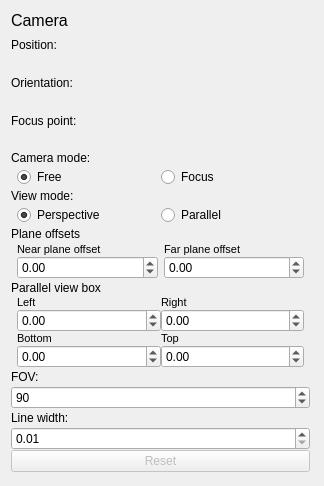
Old version of the form src/widgets/UI/CameraConfigView.ui in the repository DisonGo/s21_3DViewer.
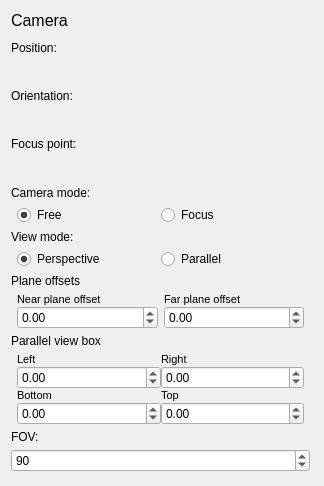
New version of the form. Custom widgets are drawn as their Qt base class.

Commit message: 3D_Viewer_2_0_. WIP. Changed standart color of points. Increased size of focus point. Removed it from tree view. Removed geometry shader usage. Fixed Dashed/Circle/Square display type bugs. Cleaned shaders. Disabled antializing. Removed linewidth field in camera config view.

```diff
--- a/src/widgets/UI/CameraConfigView.ui
+++ b/src/widgets/UI/CameraConfigView.ui
@@ -22,7 +22,7 @@
        <verstretch>0</verstretch>
       </sizepolicy>
      </property>
-     <layout class="QVBoxLayout" name="verticalLayout_2" stretch="0,0,0,0,0,0,0,0,0,0,0,0,0,0,0,0,0,0,0">
+     <layout class="QVBoxLayout" name="verticalLayout_2" stretch="0,0,0,0,0,0,0,0,0,0,0,0,0,0,0,0">
       <property name="spacing">
        <number>0</number>
       </property>
@@ -370,39 +370,6 @@
         </property>
        </widget>
       </item>
-      <item>
-       <widget class="QLabel" name="label_2">
-        <property name="text">
-         <string>Line width:</string>
-        </property>
-       </widget>
-      </item>
-      <item>
-       <widget class="QDoubleSpinBox" name="LineWidthV">
-        <property name="minimum">
-         <double>0.010000000000000</double>
-        </property>
-        <property name="maximum">
-         <double>2.000000000000000</double>
-        </property>
-        <property name="singleStep">
-         <double>0.010000000000000</double>
-        </property>
-        <property name="value">
-         <double>0.010000000000000</double>
-        </property>
-       </widget>
-      </item>
-      <item>
-       <widget class="QPushButton" name="ResetBut">
-        <property name="enabled">
-         <bool>false</bool>
-        </property>
-        <property name="text">
-         <string>Reset</string>
-        </property>
-       </widget>
-      </item>
      </layout>
     </widget>
    </item>
```
The commit also changes 15 other files.
